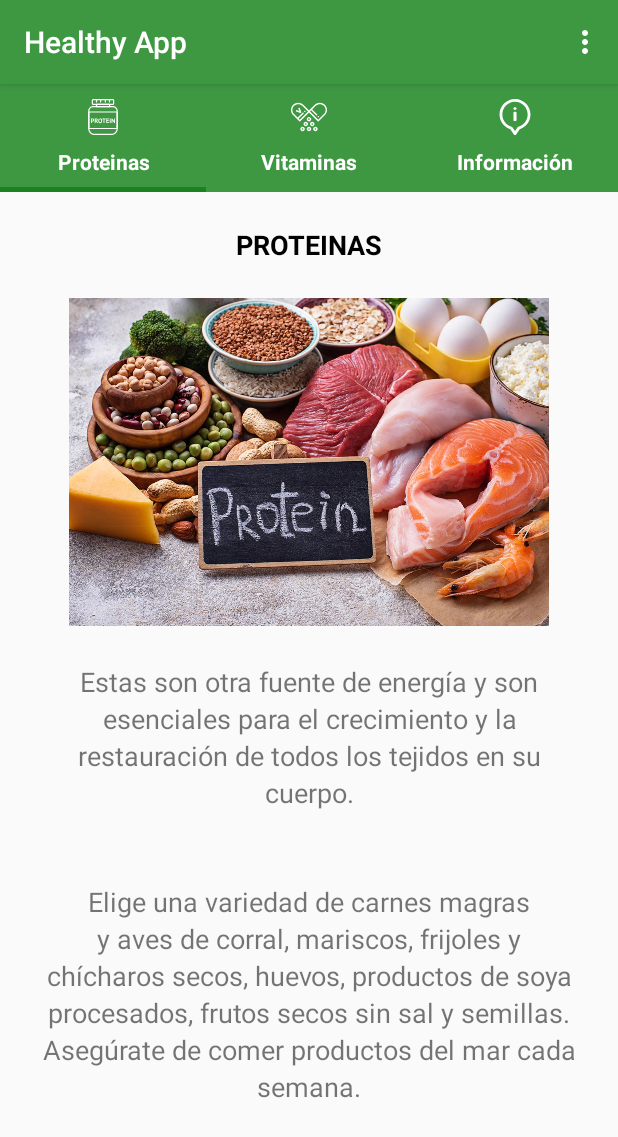
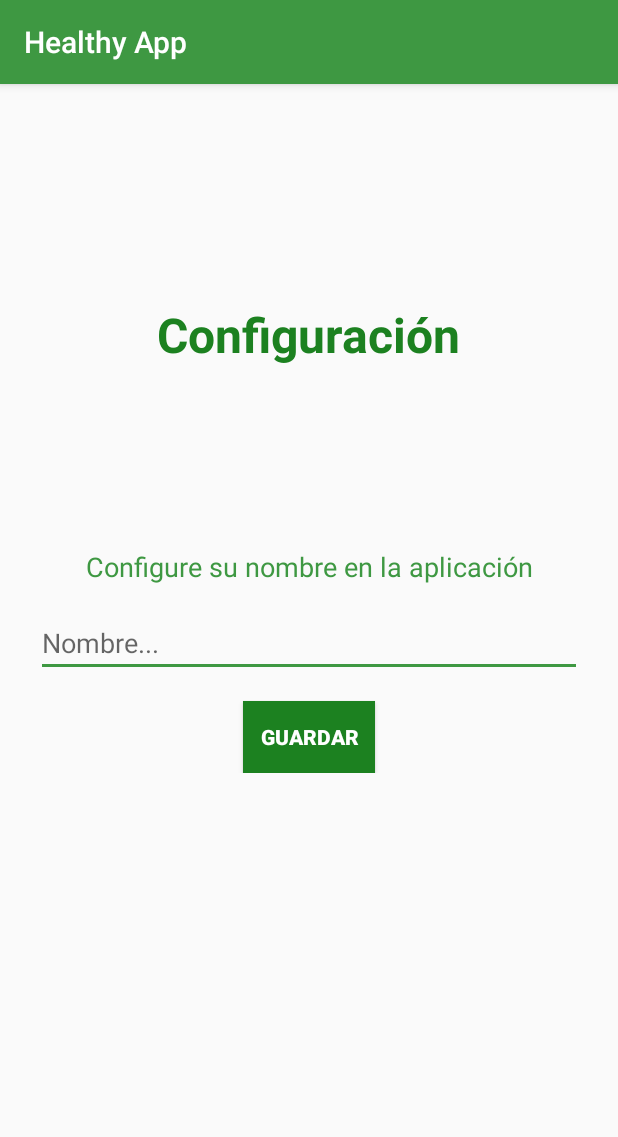
Before and after one commit to BrVenturaU/App_Healthy, an Android app: the screen it shows after launch (MainActivity before the commit, ConfigActivity after it), in the options menu, after a tap on "Configuracion", on a phone screen of 412 x 824 dp. Shown: the top 1137 px of the screen. Run offline under Robolectric (Android 15) with nearby library versions, the phone set to English and light mode, and no system bars.

Commit message:
Agregando funcionalidad al Activity de Configuración

```diff
--- /dev/null
+++ b/app/src/main/java/com/example/healthy/ConfigActivity.java
@@ -0,0 +1,88 @@
+package com.example.healthy;
+
+import androidx.appcompat.app.AppCompatActivity;
+import androidx.constraintlayout.widget.ConstraintLayout;
+import androidx.core.content.ContextCompat;
+
+import android.content.Context;
+import android.content.Intent;
+import android.content.SharedPreferences;
+import android.os.Bundle;
+import android.os.Handler;
+import android.preference.PreferenceManager;
+import android.util.Log;
+import android.view.View;
+import android.widget.Button;
+import android.widget.EditText;
+import android.widget.Toast;
+
+import com.google.android.material.snackbar.Snackbar;
+
+public class ConfigActivity extends AppCompatActivity implements  View.OnClickListener {
+    private EditText etNombre;
+    private Button btnGuardar;
+    private ConstraintLayout layout;
+    @Override
+    protected void onCreate(Bundle savedInstanceState) {
+        super.onCreate(savedInstanceState);
+        setContentView(R.layout.activity_config);
+        etNombre = findViewById(R.id.etNombre);
+        btnGuardar = findViewById(R.id.btnGuardar);
+        layout = findViewById(R.id.clConfig);
+
+        SharedPreferences myPreferences = getSharedPreferences("userData", Context.MODE_PRIVATE);
+
+        String nombreUsuario = myPreferences.getString("nombrePersona","");
+        etNombre.setText(nombreUsuario);
+
+        btnGuardar.setOnClickListener(this);
+    }
+
+    private String crearNombreUsuario(String nombre){
+        try {
+            String[] partesNombre = nombre.split(" ");
+            String nombreUsuario = "";
+            for(String parteNombre : partesNombre){
+                nombreUsuario += parteNombre.substring(0,1);
+            }
+            return  nombreUsuario;
+        }catch (Exception ex) {
+            return "";
+        }
+
+    }
+
+    @Override
+    public void onClick(View view) {
+        int idComponentView = view.getId();
+        switch (idComponentView){
+            case R.id.btnGuardar:{
+                String nombre = crearNombreUsuario(etNombre.getText().toString());
+                if(nombre.isEmpty()){
+                    Snackbar snackbar = Snackbar.make(layout, R.string.snbConfiguracionError, Snackbar.LENGTH_LONG);
+                    snackbar.setBackgroundTint(ContextCompat.getColor(getApplicationContext(), R.color.colorError));
+                    snackbar.show();
+                }else{
+                    SharedPreferences myPreferences = getSharedPreferences("userData", Context.MODE_PRIVATE);
+
+                    SharedPreferences.Editor myEditor = myPreferences.edit();
+                    myEditor.putString("nombreUsuario", nombre);
+                    myEditor.putString("nombrePersona", etNombre.getText().toString());
+                    myEditor.commit();
+
+                    Snackbar snackbar = Snackbar.make(layout, R.string.snbConfiguracionExito, Snackbar.LENGTH_SHORT);
+                    snackbar.setBackgroundTint(ContextCompat.getColor(getApplicationContext(), R.color.colorPrimary));
+                    snackbar.show();
+                    Handler handler = new Handler();
+                    handler.postDelayed(new Runnable() {
+                        @Override
+                        public void run() {
+                            Intent intent = new Intent(ConfigActivity.this, MainActivity.class);
+                            startActivity(intent);
+                        }
+                    }, 1000);
+                }
+            }
+        }
+    }
+}
--- a/app/src/main/java/com/example/healthy/MainActivity.java
+++ b/app/src/main/java/com/example/healthy/MainActivity.java
@@ -8,6 +8,9 @@ import androidx.viewpager2.adapter.FragmentStateAdapter;
 import androidx.viewpager2.widget.ViewPager2;
 
 import android.app.ActionBar;
+import android.content.Context;
+import android.content.Intent;
+import android.content.SharedPreferences;
 import android.os.Build;
 import android.os.Bundle;
 import android.view.Menu;
@@ -30,6 +33,12 @@ public class MainActivity extends AppCompatActivity {
     protected void onCreate(final Bundle savedInstanceState) {
         super.onCreate(savedInstanceState);
         setContentView(R.layout.activity_main);
+
+        SharedPreferences myPreferences = getSharedPreferences("userData", Context.MODE_PRIVATE);
+
+        String nombreUsuario = myPreferences.getString("nombreUsuario","");
+        if(!nombreUsuario.isEmpty())
+            Toast.makeText(getApplicationContext(), "Bienvenido "+nombreUsuario, Toast.LENGTH_SHORT).show();
 
         tabLayout = findViewById(R.id.tabLayout);
         viewPager2 = findViewById(R.id.viewPager);
@@ -76,6 +85,8 @@ public class MainActivity extends AppCompatActivity {
         int id = item.getItemId();
         switch (id){
             case R.id.configuracion:{
+                Intent intent = new Intent(MainActivity.this, ConfigActivity.class);
+                startActivity(intent);
                 return true;
             }
             case R.id.salir:{
--- a/app/src/main/java/com/example/healthy/SplashScreenActivity.java
+++ b/app/src/main/java/com/example/healthy/SplashScreenActivity.java
@@ -19,6 +19,7 @@ public class SplashScreenActivity extends AppCompatActivity {
             public void run() {
                 Intent intent = new Intent(SplashScreenActivity.this, MainActivity.class);
                 startActivity(intent);
+                finish();
             }
         }, 2000);
     }
--- /dev/null
+++ b/app/src/main/res/layout/activity_config.xml
@@ -0,0 +1,63 @@
+<?xml version="1.0" encoding="utf-8"?>
+<androidx.constraintlayout.widget.ConstraintLayout xmlns:android="http://schemas.android.com/apk/res/android"
+    xmlns:app="http://schemas.android.com/apk/res-auto"
+    xmlns:tools="http://schemas.android.com/tools"
+    android:id="@+id/clConfig"
+    android:layout_width="match_parent"
+    android:layout_height="match_parent"
+    tools:context=".ConfigActivity"
+    android:padding="24dp">
+
+    <TextView
+        android:id="@+id/textView6"
+        android:layout_width="wrap_content"
+        android:layout_height="wrap_content"
+        android:text="@string/actConfiguracion"
+        android:textColor="@color/colorPrimaryDark"
+        android:textSize="32sp"
+        android:textStyle="bold"
+        app:layout_constraintBottom_toTopOf="@+id/linearLayout"
+        app:layout_constraintEnd_toEndOf="parent"
+        app:layout_constraintStart_toStartOf="parent"
+        app:layout_constraintTop_toTopOf="parent" />
+
+    <LinearLayout
+        android:id="@+id/linearLayout"
+        android:layout_width="match_parent"
+        android:layout_height="wrap_content"
+        android:orientation="vertical"
+        app:layout_constraintBottom_toBottomOf="parent"
+        app:layout_constraintEnd_toEndOf="parent"
+        app:layout_constraintStart_toStartOf="parent"
+        app:layout_constraintTop_toTopOf="parent">
+
+        <TextView
+            android:id="@+id/textView5"
+            android:layout_width="match_parent"
+            android:layout_height="wrap_content"
+            android:text="@string/tvConfiguracion"
+            android:textSize="18dp"
+            android:textAlignment="center"
+            android:textColor="@color/colorPrimary"
+            android:layout_marginBottom="16dp"/>
+
+        <EditText
+            android:id="@+id/etNombre"
+            android:layout_width="match_parent"
+            android:layout_height="wrap_content"
+            android:ems="10"
+            android:inputType="textPersonName"
+            android:hint="@string/etConfiguracion"
+            android:layout_marginBottom="16dp"/>
+
+        <Button
+            android:id="@+id/btnGuardar"
+            android:layout_width="wrap_content"
+            android:layout_height="wrap_content"
+            android:layout_gravity="center"
+            android:text="@string/btnConfiguracionGuardar"
+            android:textColor="@android:color/white"
+            android:textStyle="bold"
+            android:background="@color/colorPrimaryDark"/>
+    </LinearLayout>
+</androidx.constraintlayout.widget.ConstraintLayout>
--- a/app/src/main/res/values/colors.xml
+++ b/app/src/main/res/values/colors.xml
@@ -3,4 +3,5 @@
     <color name="colorPrimary">#3E9842</color>
     <color name="colorPrimaryDark">#1C8120</color>
     <color name="colorAccent">#3E9842</color>
+    <color name="colorError">#D50000</color>
 </resources>
--- a/app/src/main/res/values/strings.xml
+++ b/app/src/main/res/values/strings.xml
@@ -3,7 +3,14 @@
     <string name="tabProteina">Proteínas</string>
     <string name="tabVitamina">Vitaminas</string>
     <string name="tabInfo">Información</string>
+    <string name="actConfiguracion">Configuración</string>
     <string name="develop">Powered by H_Wendy and BrHeat devs.</string>
+    <string name="tvConfiguracion">Configure su nombre en la aplicación</string>
+    <string name="etConfiguracion">Nombre...</string>
+    <string name="btnConfiguracionGuardar">Guardar</string>
+    <string name="btnConfiguracionCancelar">Cancelar</string>
+    <string name="snbConfiguracionExito">Se ha registrado su nombre de usuario.</string>
+    <string name="snbConfiguracionError">El nombre es requerido.</string>
 
 
     <!--Frag3-->
```
Also changed, not shown: app/src/main/AndroidManifest.xml (+4 -3 lines).
